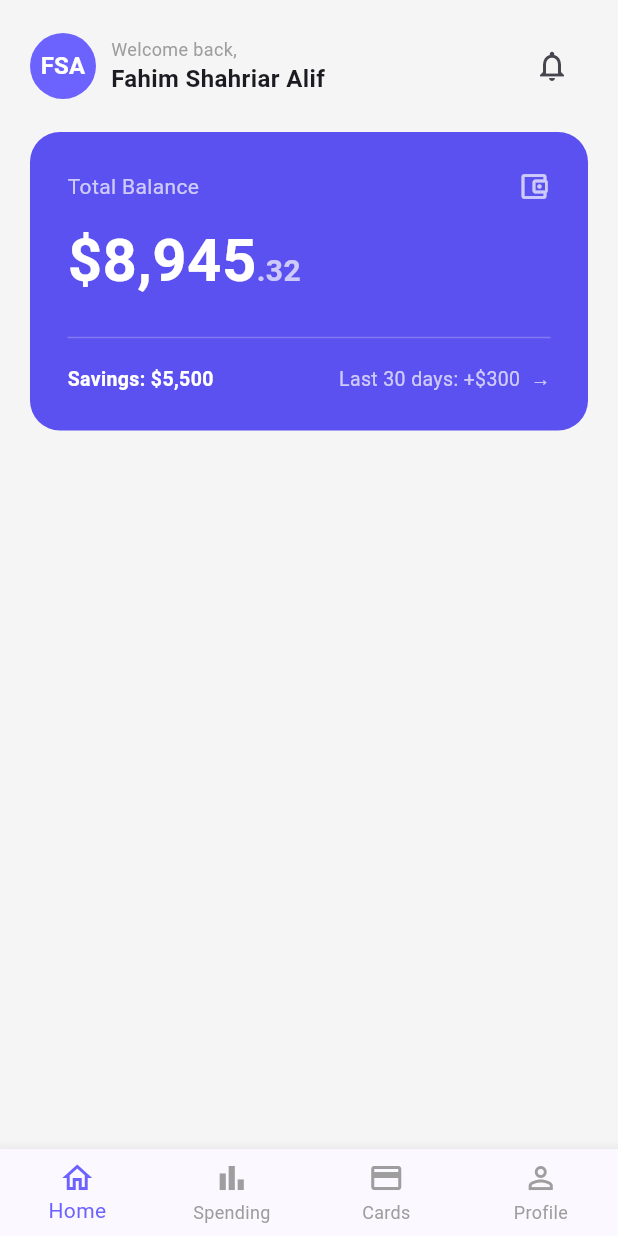
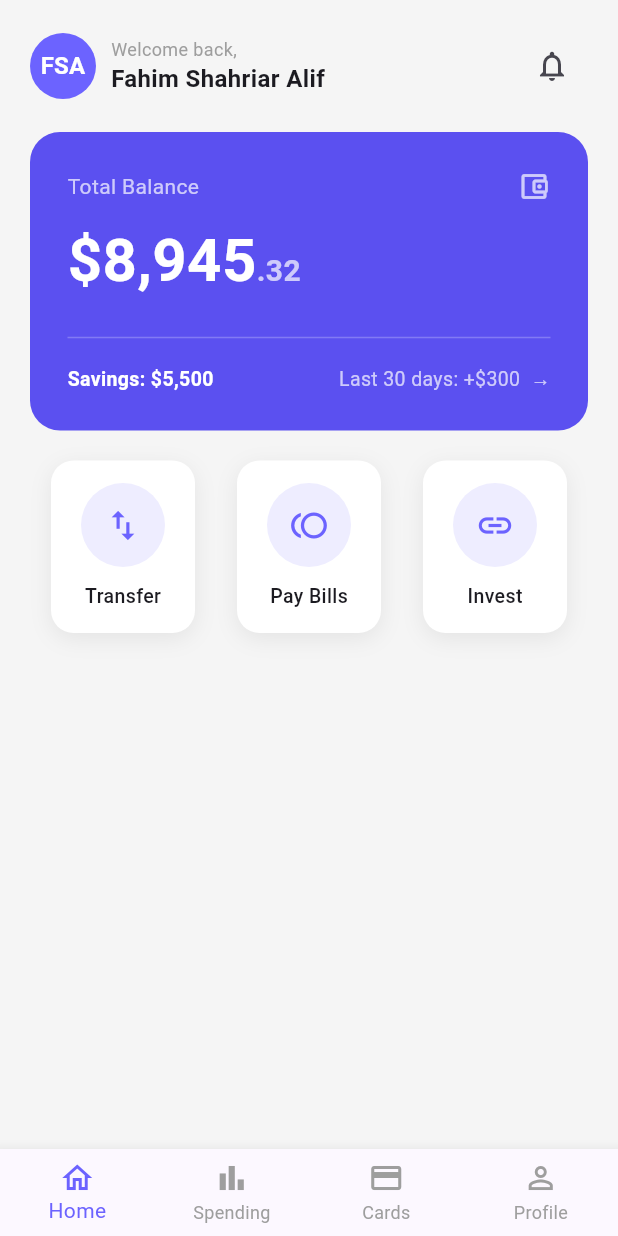
Before and after one commit to fahim-shahriar-alif/assignment-two-flutter_UI-FAHIM_SHAHRIAR_ALIF-2221079, a Flutter app: the screen it shows after launch, on a phone screen of 412 x 824 dp. Run offline on Flutter 3.47's test engine with Material 3 defaults, Android fonts, the phone set to English and light mode, and no system bars.

Commit message:
Added quick actions buttons in the home screen

```diff
--- a/lib/screens/home_tab.dart
+++ b/lib/screens/home_tab.dart
@@ -17,6 +17,8 @@ class HomeTab extends StatelessWidget {
               _buildTopBar(),
               const SizedBox(height: 20.00),
               _buildBalanceCard(),
+              const SizedBox(height: 20.00),
+              _buildQuickActions(),
             ],
           ),
         ),
@@ -120,4 +122,44 @@ class HomeTab extends StatelessWidget {
       ),
     );
   }
+  Widget _buildQuickActions() {
+    return Row(
+      mainAxisAlignment: MainAxisAlignment.spaceAround,
+      children: [
+        _buildActionButton(Icons.swap_vert,        'Transfer'),
+        _buildActionButton(Icons.toll_outlined,    'Pay Bills'),
+        _buildActionButton(Icons.link,             'Invest'),
+      ],
+    );
+  }
+
+  Widget _buildActionButton(IconData icon, String label) {
+    return Container(
+      padding: const EdgeInsets.symmetric(horizontal: 20.00, vertical: 15.00),
+      decoration: BoxDecoration(
+        color: Colors.white,
+        borderRadius: BorderRadius.circular(15.00),
+        boxShadow: [
+          BoxShadow(
+            color: Colors.black.withAlpha(18),
+            blurRadius: 12.00,
+            offset: const Offset(0.00, 4.00),
+          ),
+        ],
+      ),
+      child: Column(
+        children: [
+          CircleAvatar(
+            radius: 28.00,
+            backgroundColor: AppConstant.primaryColor.withAlpha(30),
+            child: Icon(icon, color: AppConstant.primaryColor, size: 26.00),
+          ),
+          const SizedBox(height: 10.00),
+          Text(label, style: const TextStyle(fontSize: 13.00, fontWeight: FontWeight.w500)),
+        ],
+      ),
+    );
+  }
+
+
 }
```
